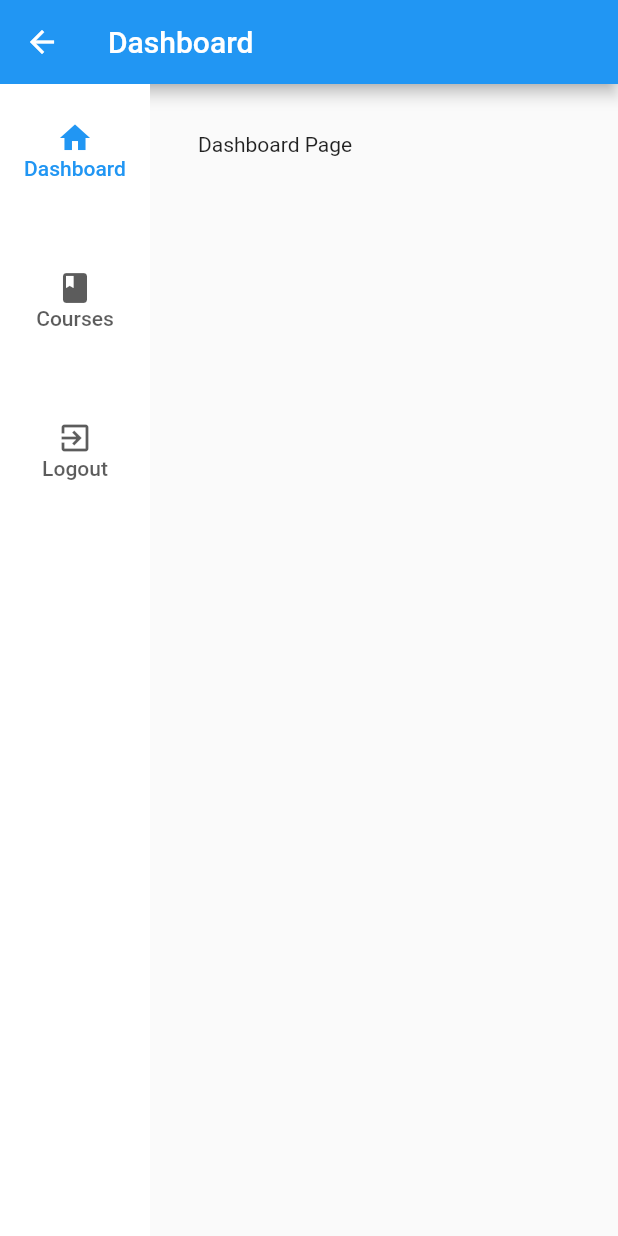
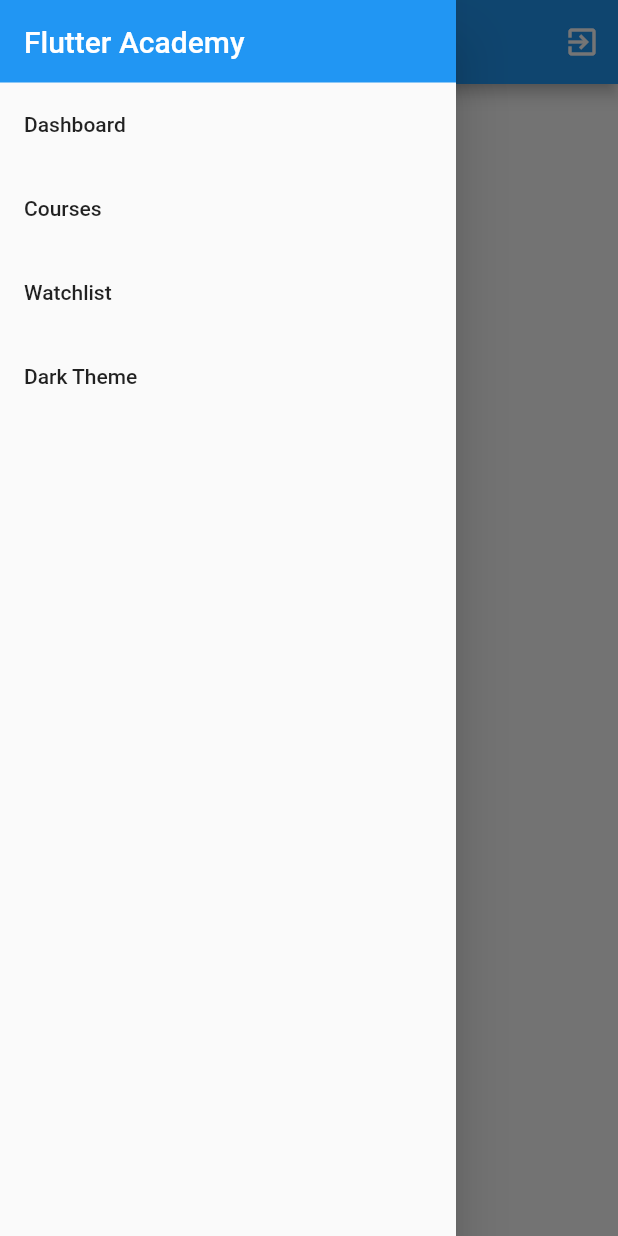
Before and after one commit to Moamen-Keshk/moamen-keshk.github.io, a Flutter app: the DashboardPage screen opened directly, with the side drawer open (before the commit the screen has no drawer), on a phone screen of 412 x 824 dp. Run offline on Flutter 3.47's test engine with Material 2 defaults, Android fonts, the light colour scheme and no system bars; our stand-ins replace appwrite, cloud_firestore, firebase_auth, firebase_core, flutter_riverpod, hive_flutter and 1 more; accounts and stored records are empty.

Commit message:
trying logout

```diff
--- a/flutter_academy/lib/app/auth/views/login.view.dart
+++ b/flutter_academy/lib/app/auth/views/login.view.dart
@@ -56,6 +56,7 @@ class _LoginViewState extends State<LoginView> {
                     if (await ref
                         .read(authVM)
                         .login(email: _email.text, password: _password.text)) {
+                      routerDelegate.go('/dashboard');
                       //logged in
                     } else {
                       // error
--- a/flutter_academy/lib/app/auth/views/register.view.dart
+++ b/flutter_academy/lib/app/auth/views/register.view.dart
@@ -87,7 +87,7 @@ class _RegisterViewState extends State<RegisterView> {
                           email: _email.text,
                           password: _password.text)) {
                         //logged in
-                        routerDelegate.go('/email_verification');
+                        routerDelegate.go('/dashboard');
                       } else {
                         // error
                         debugPrint(ref.read(authVM).error);
--- a/flutter_academy/lib/app/courses/pages/about.page.dart
+++ b/flutter_academy/lib/app/courses/pages/about.page.dart
@@ -1,7 +1,7 @@
 import 'package:flutter/material.dart';
 import 'package:flutter_academy/app/courses/res/responsive.res.dart';
-import 'package:flutter_academy/app/courses/widgets/drawer_nav.widget.dart';
-import 'package:flutter_academy/app/courses/widgets/top_nav.widget.dart';
+import 'package:flutter_academy/app/courses/widgets/home_drawer.widget.dart';
+import 'package:flutter_academy/app/courses/widgets/home_nav.widget.dart';
 
 class AboutPage extends StatelessWidget {
   const AboutPage({super.key});
--- a/flutter_academy/lib/app/courses/pages/contact.page.dart
+++ b/flutter_academy/lib/app/courses/pages/contact.page.dart
@@ -1,7 +1,7 @@
 import 'package:flutter/material.dart';
 import 'package:flutter_academy/app/courses/res/responsive.res.dart';
-import 'package:flutter_academy/app/courses/widgets/drawer_nav.widget.dart';
-import 'package:flutter_academy/app/courses/widgets/top_nav.widget.dart';
+import 'package:flutter_academy/app/courses/widgets/home_drawer.widget.dart';
+import 'package:flutter_academy/app/courses/widgets/home_nav.widget.dart';
 
 class ContactPage extends StatelessWidget {
   const ContactPage({super.key});
--- a/flutter_academy/lib/app/courses/pages/courses.page.dart
+++ b/flutter_academy/lib/app/courses/pages/courses.page.dart
@@ -1,7 +1,7 @@
 import 'package:flutter/material.dart';
 import 'package:flutter_academy/app/courses/res/responsive.res.dart';
-import 'package:flutter_academy/app/courses/widgets/drawer_nav.widget.dart';
-import 'package:flutter_academy/app/courses/widgets/top_nav.widget.dart';
+import 'package:flutter_academy/app/courses/widgets/home_drawer.widget.dart';
+import 'package:flutter_academy/app/courses/widgets/home_nav.widget.dart';
 
 class CoursesPage extends StatelessWidget {
   const CoursesPage({super.key});
--- a/flutter_academy/lib/app/courses/pages/dashboard.page.dart
+++ b/flutter_academy/lib/app/courses/pages/dashboard.page.dart
@@ -1,6 +1,7 @@
 import 'package:flutter/material.dart';
-import 'package:flutter_academy/app/auth/view_models/auth.vm.dart';
-import 'package:flutter_riverpod/flutter_riverpod.dart';
+import 'package:flutter_academy/app/courses/res/responsive.res.dart';
+import 'package:flutter_academy/app/courses/widgets/dashboard_drawer.widget.dart';
+import 'package:flutter_academy/app/courses/widgets/dashboard_nav.widget.dart';
 
 class DashboardPage extends StatelessWidget {
   const DashboardPage({super.key});
@@ -8,51 +9,12 @@ class DashboardPage extends StatelessWidget {
   @override
   Widget build(BuildContext context) {
     return Scaffold(
-      body: Column(
-        children: [
-          AppBar(
-            title: const Text("Dashboard"),
-          ),
-          Expanded(
-            child: Row(
-              children: [
-                Consumer(builder: (context, ref, child) {
-                  return NavigationRail(
-                    destinations: const [
-                      NavigationRailDestination(
-                        icon: Icon(Icons.home),
-                        label: Text("Dashboard"),
-                      ),
-                      NavigationRailDestination(
-                        icon: Icon(Icons.book),
-                        label: Text("Courses"),
-                      ),
-                      NavigationRailDestination(
-                        icon: Icon(Icons.exit_to_app),
-                        label: Text("Logout"),
-                      ),
-                    ],
-                    selectedIndex: 0,
-                    minWidth: 100,
-                    labelType: NavigationRailLabelType.all,
-                    onDestinationSelected: (dest) {
-                      if (dest == 2) {
-                        ref.read(authVM).logout();
-                      }
-                    },
-                  );
-                }),
-                Expanded(
-                  child: ListView(
-                    padding: const EdgeInsets.all(32.0),
-                    children: const <Widget>[Text("Dashboard Page")],
-                  ),
-                ),
-              ],
-            ),
-          ),
-        ],
+      body: ListView(
+        children: const <Widget>[DashboardNav()],
       ),
+      drawer: MediaQuery.of(context).size.width > ScreenSizes.md
+          ? null
+          : const DashboardDrawer(),
     );
   }
 }
--- a/flutter_academy/lib/app/courses/pages/home.page.dart
+++ b/flutter_academy/lib/app/courses/pages/home.page.dart
@@ -3,11 +3,11 @@ import 'package:flutter_academy/app/courses/res/assets.res.dart';
 import 'package:flutter_academy/app/courses/res/responsive.res.dart';
 import 'package:flutter_academy/app/courses/views/courses.view.dart';
 import 'package:flutter_academy/app/courses/widgets/call_to_action.widget.dart';
-import 'package:flutter_academy/app/courses/widgets/drawer_nav.widget.dart';
+import 'package:flutter_academy/app/courses/widgets/home_drawer.widget.dart';
 import 'package:flutter_academy/app/courses/widgets/featured_section.widget.dart';
 import 'package:flutter_academy/app/courses/widgets/footer.widget.dart';
 import 'package:flutter_academy/app/courses/widgets/header.widget.dart';
-import 'package:flutter_academy/app/courses/widgets/top_nav.widget.dart';
+import 'package:flutter_academy/app/courses/widgets/home_nav.widget.dart';
 
 class HomePage extends StatelessWidget {
   const HomePage({super.key});
--- a/flutter_academy/lib/app/courses/pages/watchlist.page.dart
+++ b/flutter_academy/lib/app/courses/pages/watchlist.page.dart
@@ -5,8 +5,8 @@ import 'package:flutter_academy/app/courses/widgets/course_card.widget.dart';
 import 'package:flutter_riverpod/flutter_riverpod.dart';
 
 import '../res/responsive.res.dart';
-import '../widgets/drawer_nav.widget.dart';
-import '../widgets/top_nav.widget.dart';
+import '../widgets/home_drawer.widget.dart';
+import '../widgets/home_nav.widget.dart';
 
 class WatchlistPage extends StatelessWidget {
   const WatchlistPage({super.key});
--- /dev/null
+++ b/flutter_academy/lib/app/courses/widgets/dashboard_drawer.widget.dart
@@ -0,0 +1,58 @@
+import 'package:flutter/material.dart';
+import 'package:flutter_academy/app/users/view_models/theme_mode.vm.dart';
+import 'package:flutter_academy/main.dart';
+import 'package:flutter_riverpod/flutter_riverpod.dart';
+
+class DashboardDrawer extends StatelessWidget {
+  const DashboardDrawer({Key? key}) : super(key: key);
+
+  @override
+  Widget build(BuildContext context) {
+    return Drawer(
+      child: ListView(
+        children: [
+          Container(
+            color: Theme.of(context).primaryColor,
+            padding: const EdgeInsets.all(16.0),
+            child: Text(
+              "Flutter Academy",
+              style: Theme.of(context)
+                  .textTheme
+                  .titleLarge
+                  ?.copyWith(color: Colors.white),
+            ),
+          ),
+          ListTile(
+            title: const Text("Dashboard"),
+            onTap: () {
+              routerDelegate.go('/dashboard');
+            },
+          ),
+          ListTile(
+            title: const Text("Courses"),
+            onTap: () {
+              routerDelegate.go('/courses');
+            },
+          ),
+          ListTile(
+            title: const Text("Watchlist"),
+            onTap: () {
+              routerDelegate.go('/watchlist');
+            },
+          ),
+          Consumer(builder: (context, ref, child) {
+            final themeModeVM = ref.watch(themeModeProvider);
+            return ListTile(
+              title: Text(themeModeVM.themeMode == ThemeMode.dark
+                  ? "Light Theme"
+                  : "Dark Theme"),
+              onTap: () {
+                themeModeVM.toggleThemeMode();
+              },
+            );
+          })
+        ],
+      ),
+    );
+  }
+}
```
Also changed, not shown: flutter_academy/lib/app/courses/routes/router_delegate.router.dart (+8 -1 lines), flutter_academy/lib/app/courses/widgets/dashboard_nav.widget.dart (renamed from flutter_academy/lib/app/courses/widgets/top_nav.widget.dart, +17 -32 lines), flutter_academy/lib/app/courses/widgets/home_drawer.widget.dart (renamed from flutter_academy/lib/app/courses/widgets/drawer_nav.widget.dart, +0 -31 lines), flutter_academy/lib/app/courses/widgets/home_nav.widget.dart (added, +48 -0 lines).
